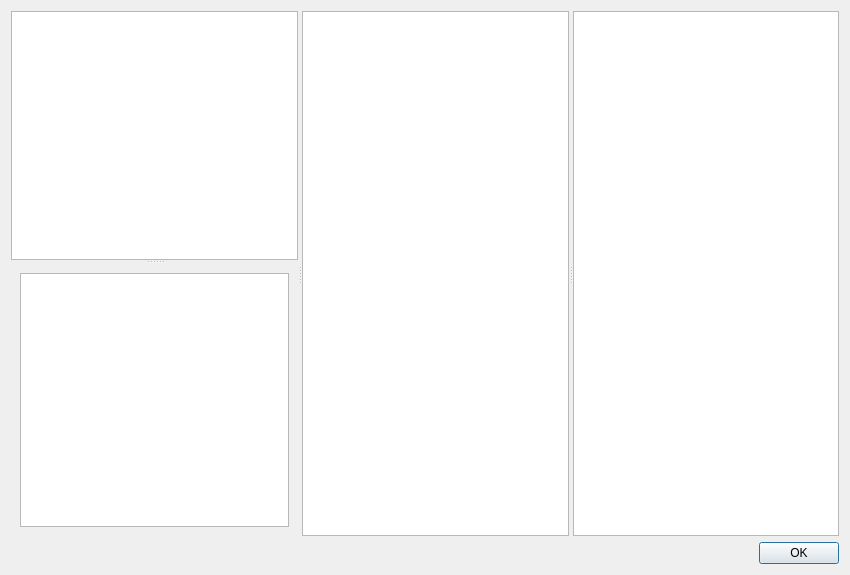
First picture: the form in src/tiled/BuildingEditor/buildingtilesdialog.ui, repository timbaker/tiled, before the edit.
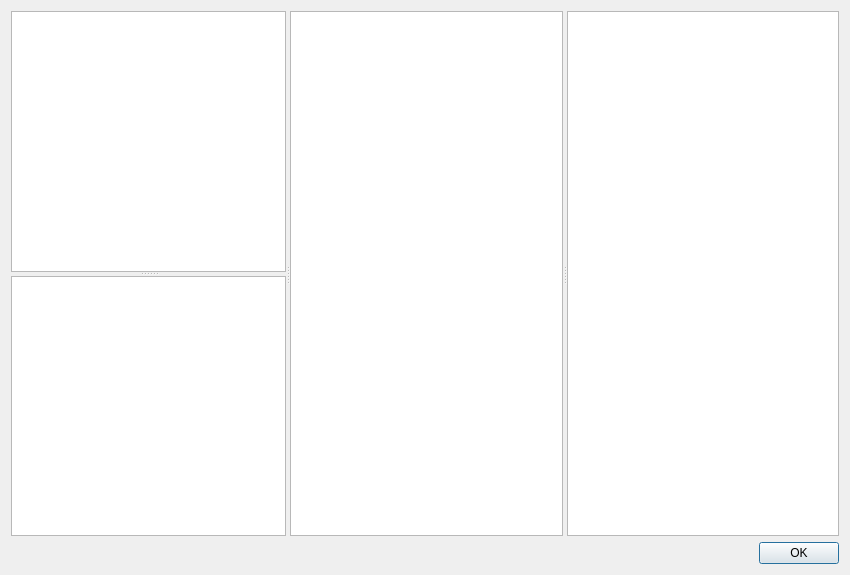
Second picture: the form after the edit. The open tabs and pages were chosen to show the change. Icons and pictures are not drawn. Custom widgets are drawn as their Qt base class.

Diff of the .ui file:
```diff
--- a/src/tiled/BuildingEditor/buildingtilesdialog.ui
+++ b/src/tiled/BuildingEditor/buildingtilesdialog.ui
@@ -62,6 +62,9 @@
           </widget>
           <widget class="QWidget" name="page_3">
            <layout class="QVBoxLayout" name="verticalLayout">
+            <property name="margin">
+             <number>0</number>
+            </property>
             <item>
              <widget class="BuildingEditor::TileCategoryView" name="categoryView"/>
             </item>
```
